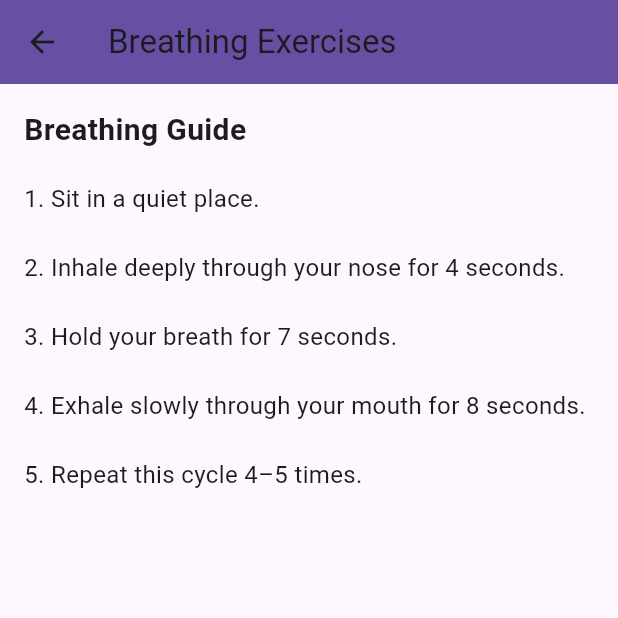
After one commit to tjqqaa/ITAPP, a Flutter app: the MentalHealthScreen screen opened directly, after a tap on "Breathing exercises", on a phone screen of 412 x 824 dp, the top half of it. The commit adds this screen. Run offline on Flutter 3.47's test engine with Material 3 defaults, Android fonts, the phone set to English and light mode, and no system bars; our stand-ins replace flutter_local_notifications, timezone.

Commit message:
created new health screens: tips

```diff
--- a/lib/main.dart
+++ b/lib/main.dart
@@ -5,6 +5,7 @@ import 'package:timezone/timezone.dart' as tz;
 import 'dart:io'; // For Platform.isAndroid
 import 'package:project/views/authenthication/login_screen.dart';
 import 'package:project/services/notification_service.dart';
+import 'package:project/others/theme.dart';
 
 // Global instance of FlutterLocalNotificationsPlugin
 final FlutterLocalNotificationsPlugin flutterLocalNotificationsPlugin =
--- /dev/null
+++ b/lib/views/patients/breathing_exercises.dart
@@ -0,0 +1,35 @@
+import 'package:flutter/material.dart';
+
+class BreathingExercisesScreen extends StatelessWidget {
+  const BreathingExercisesScreen({Key? key}) : super(key: key);
+
+  @override
+  Widget build(BuildContext context) {
+    return Scaffold(
+      appBar: AppBar(
+        title: const Text('Breathing Exercises'),
+        backgroundColor: Theme.of(context).primaryColor,
+      ),
+      body: Padding(
+        padding: const EdgeInsets.all(16.0),
+        child: ListView(
+          children: const [
+            Text(
+              'Breathing Guide',
+              style: TextStyle(fontSize: 20, fontWeight: FontWeight.bold),
+            ),
+            SizedBox(height: 20),
+            Text(
+              '1. Sit in a quiet place.\n\n'
+                  '2. Inhale deeply through your nose for 4 seconds.\n\n'
+                  '3. Hold your breath for 7 seconds.\n\n'
+                  '4. Exhale slowly through your mouth for 8 seconds.\n\n'
+                  '5. Repeat this cycle 4–5 times.',
+              style: TextStyle(fontSize: 16),
+            ),
+          ],
+        ),
+      ),
+    );
+  }
+}
--- a/lib/views/patients/mental_health.dart
+++ b/lib/views/patients/mental_health.dart
@@ -1,6 +1,7 @@
+import 'package:flutter/material.dart';
+import 'package:project/views/patients/stress_tips.dart';
+import 'package:project/views/patients/breathing_exercises.dart';
 
-
-import 'package:flutter/material.dart';
 
 class MentalHealthScreen extends StatelessWidget {
   const MentalHealthScreen({Key? key}) : super(key: key);
@@ -9,7 +10,7 @@ class MentalHealthScreen extends StatelessWidget {
   Widget build(BuildContext context) {
     return Scaffold(
       appBar: AppBar(
-        title: const Text('Salud Mental'),
+        title: const Text('Mental Health'),
         backgroundColor: Theme.of(context).primaryColor,
       ),
       body: Padding(
@@ -17,36 +18,48 @@ class MentalHealthScreen extends StatelessWidget {
         child: ListView(
           children: [
             Text(
-              'Bienestar Emocional',
+              'Emotional Well-being',
               style: Theme.of(context).textTheme.titleLarge,
             ),
             const SizedBox(height: 10),
             const Text(
-              'Aquí encontrarás recursos y herramientas para ayudarte a cuidar tu salud mental. Recuerda que pedir ayuda es una señal de fortaleza.',
+              'Here you will find resources and tools to help you take care of your mental health. Remember, asking for help is a sign of strength.',
               style: TextStyle(fontSize: 16),
             ),
             const SizedBox(height: 30),
             ElevatedButton.icon(
               onPressed: () {
-                // Podés redirigir a recursos externos o iniciar una consulta
+                Navigator.push(
+                  context,
+                  MaterialPageRoute(
+                    builder: (_) => const BreathingExercisesScreen(),
+                  ),
+                );
               },
               icon: const Icon(Icons.self_improvement),
-              label: const Text('Ejercicios de Respiración'),
+              label: const Text('Breathing exercises'),
               style: ElevatedButton.styleFrom(
                 padding: const EdgeInsets.symmetric(vertical: 16),
                 backgroundColor: Theme.of(context).primaryColor,
+                foregroundColor: Colors.white,
               ),
             ),
             const SizedBox(height: 16),
             ElevatedButton.icon(
               onPressed: () {
-                // Otra funcionalidad, como videos o tips
+                Navigator.push(
+                  context,
+                  MaterialPageRoute(
+                    builder: (_) => const StressTipsScreen(),
+                  ),
+                );
               },
               icon: const Icon(Icons.book),
-              label: const Text('Consejos para el Estrés'),
+              label: const Text('Tips for managing stress'),
               style: ElevatedButton.styleFrom(
                 padding: const EdgeInsets.symmetric(vertical: 16),
                 backgroundColor: Theme.of(context).primaryColor,
+                foregroundColor: Colors.white,
               ),
             ),
           ],
```
Also changed, not shown: lib/views/patients/stress_tips.dart (added, +35 -0 lines).
